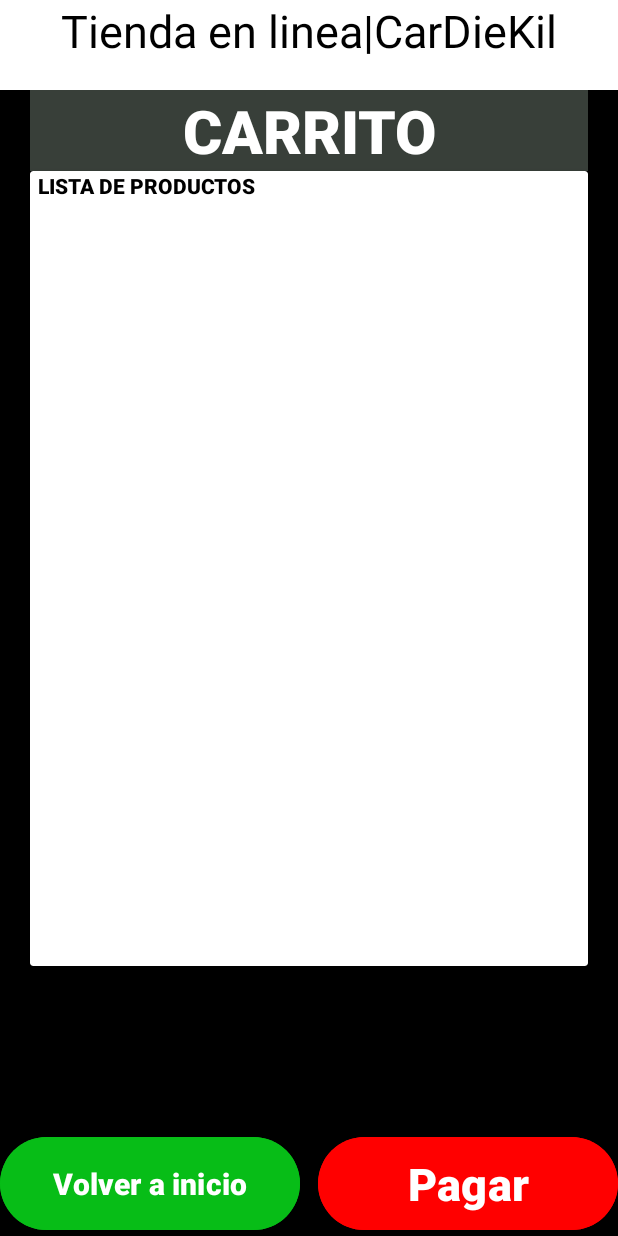
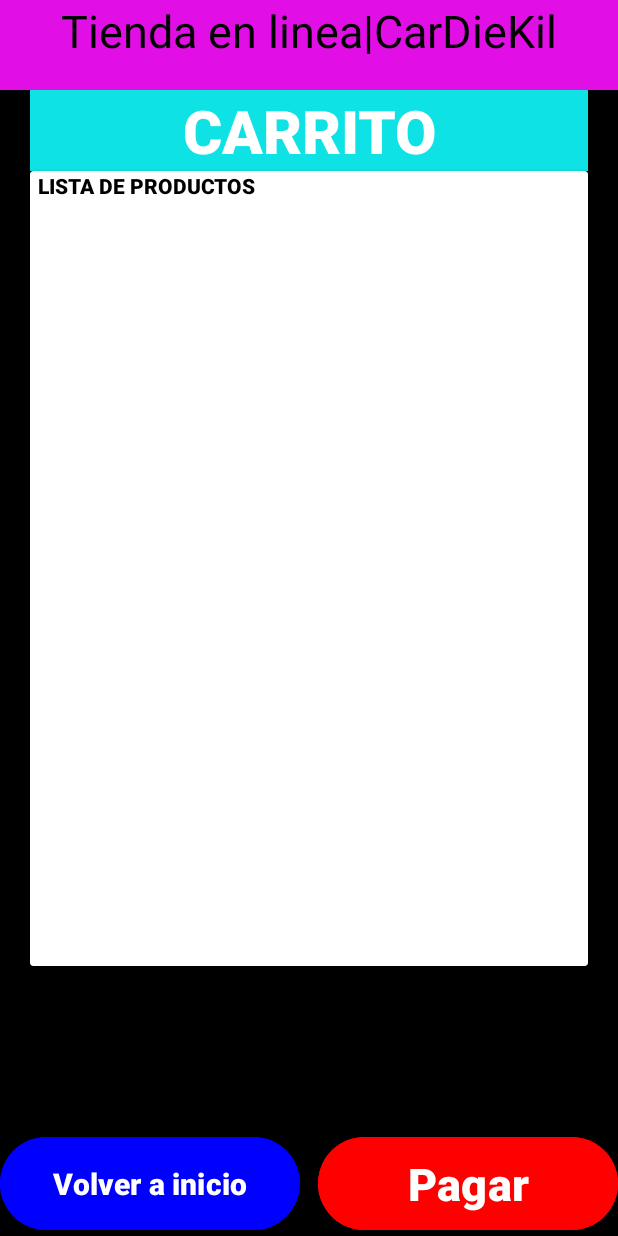
Before and after one commit to KilmarAlfaro/ProgramacionIICiclo3, an Android app: the screen it shows after launch (Carrito), on a phone screen of 412 x 824 dp. Run offline under Robolectric (Android 15) with nearby library versions, the phone set to English and light mode, and no system bars.

Commit message:
Se restauro a donde todo estaba bien

```diff
--- a/ProgramacionII/app/src/main/java/com/example/programacionii/Carrito.java
+++ b/ProgramacionII/app/src/main/java/com/example/programacionii/Carrito.java
@@ -1,6 +1,7 @@
 package com.example.programacionii;
 
 import android.content.Context;
+import android.content.SharedPreferences;
 import android.widget.ArrayAdapter;
 import android.widget.Button;
 import android.content.Intent;
@@ -22,7 +23,6 @@ public class Carrito extends AppCompatActivity {
     Button btnInicio3;
     Button btnPagar;
     ListView listView;
-    String seleccion;
 
 
     protected void onCreate(Bundle savedInstanceState) {
@@ -30,6 +30,8 @@ public class Carrito extends AppCompatActivity {
         setContentView(R.layout.carrito);
         listView = findViewById(R.id.listView);
         btnInicio3 = findViewById(R.id.btnInicio3);
+
+
 
         btnInicio3.setOnClickListener(new View.OnClickListener() {
             @Override
--- a/ProgramacionII/app/src/main/java/com/example/programacionii/Fortnite.java
+++ b/ProgramacionII/app/src/main/java/com/example/programacionii/Fortnite.java
@@ -2,6 +2,7 @@ package com.example.programacionii;
 import androidx.appcompat.app.AppCompatActivity;
 
 import android.content.Intent;
+import android.content.SharedPreferences;
 import android.os.Bundle;
 import android.view.View;
 import android.os.Message;
@@ -40,7 +41,6 @@ Spinner spnFortnite;
                         break;
                     case 1:
                         Toast.makeText(getApplicationContext(), "Se ha agregado al carrito: 1,000 V-BUCKS ($8.99)", Toast.LENGTH_LONG).show();
-
                         break;
                     case 2:
                         Toast.makeText(getApplicationContext(), "Se ha agregado al carrito: 2,800 V-BUCKS ($19.99)", Toast.LENGTH_LONG).show();
@@ -54,6 +54,7 @@ Spinner spnFortnite;
                 }
             }
         });
+
 
         btnInicio.setOnClickListener(new View.OnClickListener() {
             @Override
--- a/ProgramacionII/app/src/main/res/layout/carrito.xml
+++ b/ProgramacionII/app/src/main/res/layout/carrito.xml
@@ -12,7 +12,7 @@
         android:layout_width="match_parent"
         android:layout_height="60dp"
         android:text="Tienda en linea|CarDieKil"
-        android:background="@color/white"
+        android:background="#E10FE5"
         android:textSize="30sp"
         android:textColor="@color/black"
         android:textAlignment="center"/>
@@ -28,7 +28,7 @@
         android:textColor="@color/white"
         android:layout_marginHorizontal="20dp"
         android:fontFamily="sans-serif-black"
-        android:background="#383F39" />
+        android:background="#0FE2E5" />
 
     <androidx.cardview.widget.CardView
         android:layout_width="match_parent"
@@ -56,7 +56,7 @@
         android:layout_width="200dp"
         android:layout_height="70dp"
         android:layout_alignParentBottom="true"
-        android:backgroundTint="#07BD17"
+        android:backgroundTint="#0000FF"
         android:fontFamily="sans-serif-black"
         android:text="Volver a inicio"
         android:textSize="20sp"/>
```
